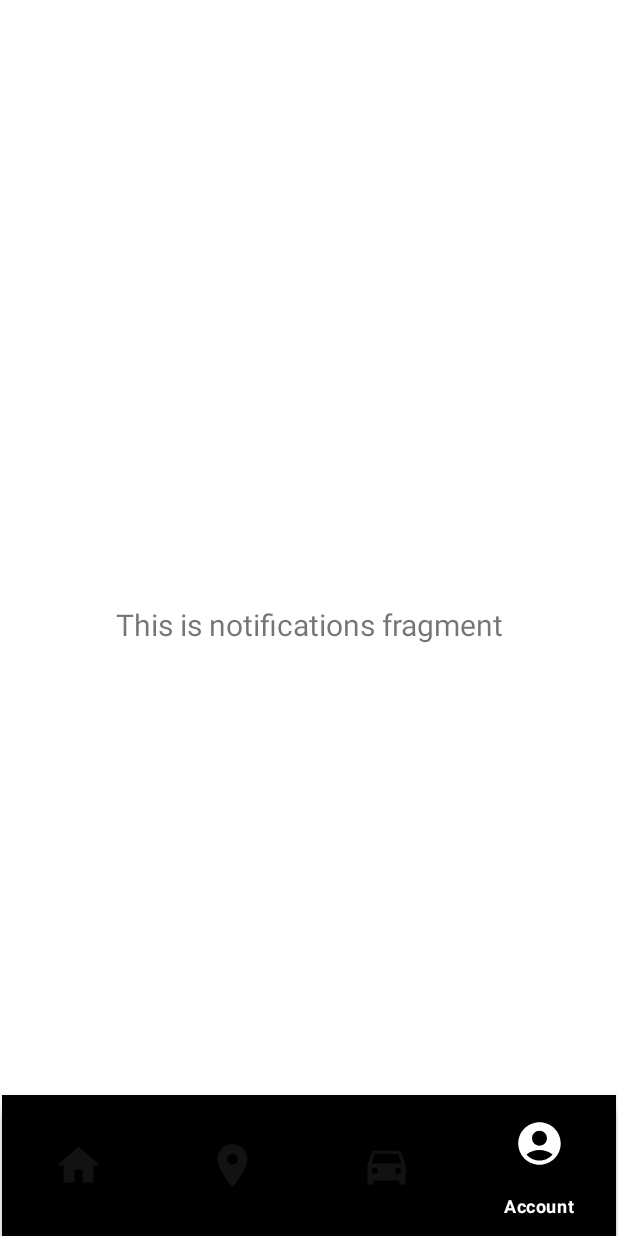
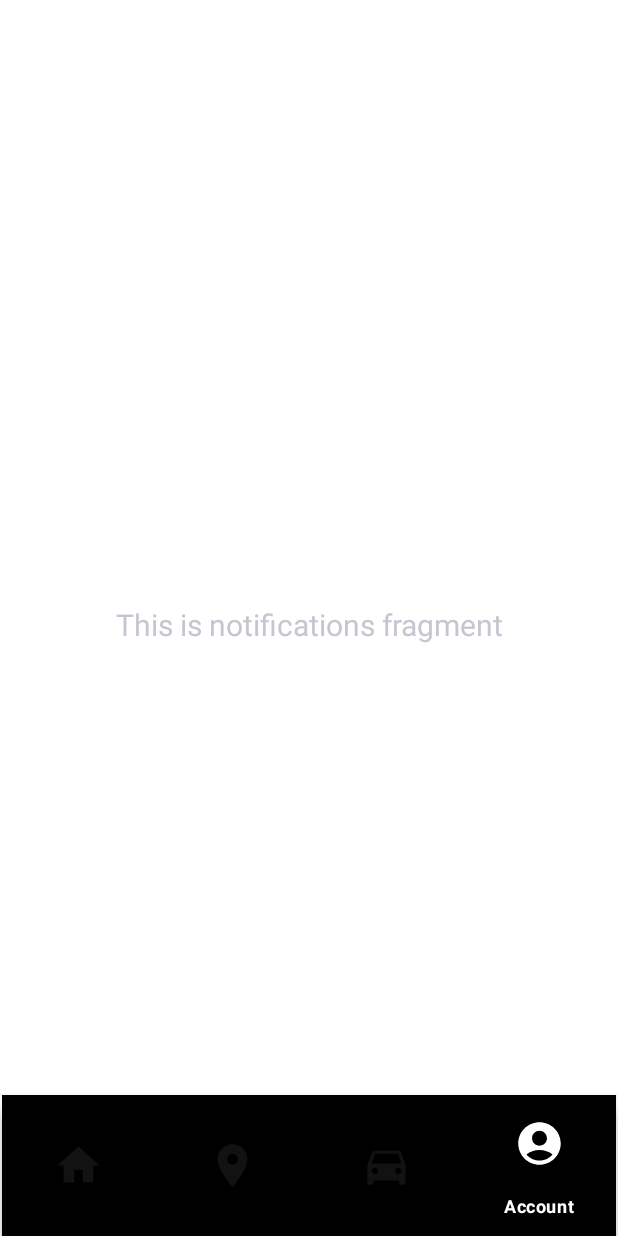
Before and after one commit to Sindur-Development/Carmy, an Android app: the screen it shows after launch (Home), item 4 of the bottom bar chosen, on a phone screen of 412 x 824 dp. Run offline under Robolectric (Android 15) with nearby library versions, the phone set to English and light mode, and no system bars; our stand-ins replace navigation-ui.

Commit message:
Themes textcolor added and carinfo structure work

```diff
--- a/app/src/main/res/values-night/themes.xml
+++ b/app/src/main/res/values-night/themes.xml
@@ -12,5 +12,20 @@
         <!-- Status bar color. -->
         <item name="android:statusBarColor">?attr/colorPrimaryVariant</item>
         <!-- Customize your theme here. -->
+        <item name="android:textColorPrimary">@color/m3_dark_default_color_primary_text</item>
+        <item name="android:textColorPrimaryInverse">@color/m3_default_color_primary_text</item>
+        <item name="android:textColorSecondary">@color/white</item>
+        <item name="android:textColorSecondaryInverse">@color/m3_default_color_secondary_text</item>
+        <item name="android:textColorTertiary">@color/m3_dark_default_color_secondary_text</item>
+        <item name="android:textColorTertiaryInverse">@color/m3_default_color_secondary_text</item>
+        <item name="android:textColorPrimaryDisableOnly">@color/m3_dark_primary_text_disable_only</item>
+        <item name="android:textColorPrimaryInverseDisableOnly">@color/m3_primary_text_disable_only</item>
+        <item name="android:textColorHint">@color/m3_dark_hint_foreground</item>
+        <item name="android:textColorHintInverse">@color/m3_hint_foreground</item>
+        <item name="android:textColorHighlight">@color/m3_dark_highlighted_text</item>
+        <item name="android:textColorHighlightInverse">@color/m3_highlighted_text</item>
+        <item name="android:textColorLink">?attr/colorPrimary</item>
+        <item name="android:textColorLinkInverse">?attr/colorPrimaryInverse</item>
+        <item name="android:textColorAlertDialogListItem">@color/m3_dark_default_color_primary_text</item>
     </style>
 </resources>
--- a/app/src/main/res/values/themes.xml
+++ b/app/src/main/res/values/themes.xml
@@ -2,15 +2,30 @@
     <!-- Base application theme. -->
     <style name="Theme.Carmy" parent="Theme.MaterialComponents.DayNight.DarkActionBar">
         <!-- Primary brand color. -->
-        <item name="colorPrimary">@color/purple_500</item>
-        <item name="colorPrimaryVariant">@color/purple_700</item>
+        <item name="colorPrimary">@color/white</item>
+        <item name="colorPrimaryVariant">@color/white</item>
         <item name="colorOnPrimary">@color/white</item>
         <!-- Secondary brand color. -->
-        <item name="colorSecondary">@color/teal_200</item>
-        <item name="colorSecondaryVariant">@color/teal_700</item>
-        <item name="colorOnSecondary">@color/black</item>
+        <item name="colorSecondary">@color/white</item>
+        <item name="colorSecondaryVariant">@color/white</item>
+        <item name="colorOnSecondary">@color/white</item>
         <!-- Status bar color. -->
         <item name="android:statusBarColor">?attr/colorPrimaryVariant</item>
         <!-- Customize your theme here. -->
+        <item name="android:textColorPrimary">@color/m3_dark_default_color_primary_text</item>
+        <item name="android:textColorPrimaryInverse">@color/m3_default_color_primary_text</item>
+        <item name="android:textColorSecondary">@color/white</item>
+        <item name="android:textColorSecondaryInverse">@color/m3_default_color_secondary_text</item>
+        <item name="android:textColorTertiary">@color/m3_dark_default_color_secondary_text</item>
+        <item name="android:textColorTertiaryInverse">@color/m3_default_color_secondary_text</item>
+        <item name="android:textColorPrimaryDisableOnly">@color/m3_dark_primary_text_disable_only</item>
+        <item name="android:textColorPrimaryInverseDisableOnly">@color/m3_primary_text_disable_only</item>
+        <item name="android:textColorHint">@color/m3_dark_hint_foreground</item>
+        <item name="android:textColorHintInverse">@color/m3_hint_foreground</item>
+        <item name="android:textColorHighlight">@color/m3_dark_highlighted_text</item>
+        <item name="android:textColorHighlightInverse">@color/m3_highlighted_text</item>
+        <item name="android:textColorLink">?attr/colorPrimary</item>
+        <item name="android:textColorLinkInverse">?attr/colorPrimaryInverse</item>
+        <item name="android:textColorAlertDialogListItem">@color/m3_dark_default_color_primary_text</item>
     </style>
 </resources>
```
Also changed, not shown: app/src/main/res/layout/fragment_carinfo.xml (+56 -9 lines).
